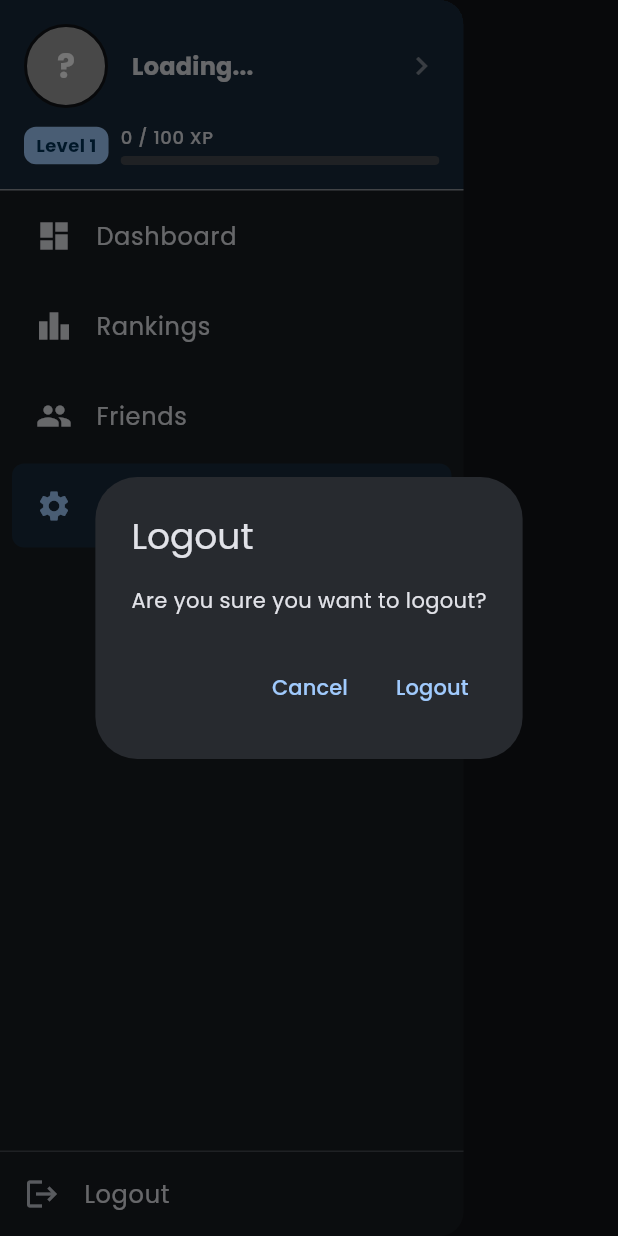
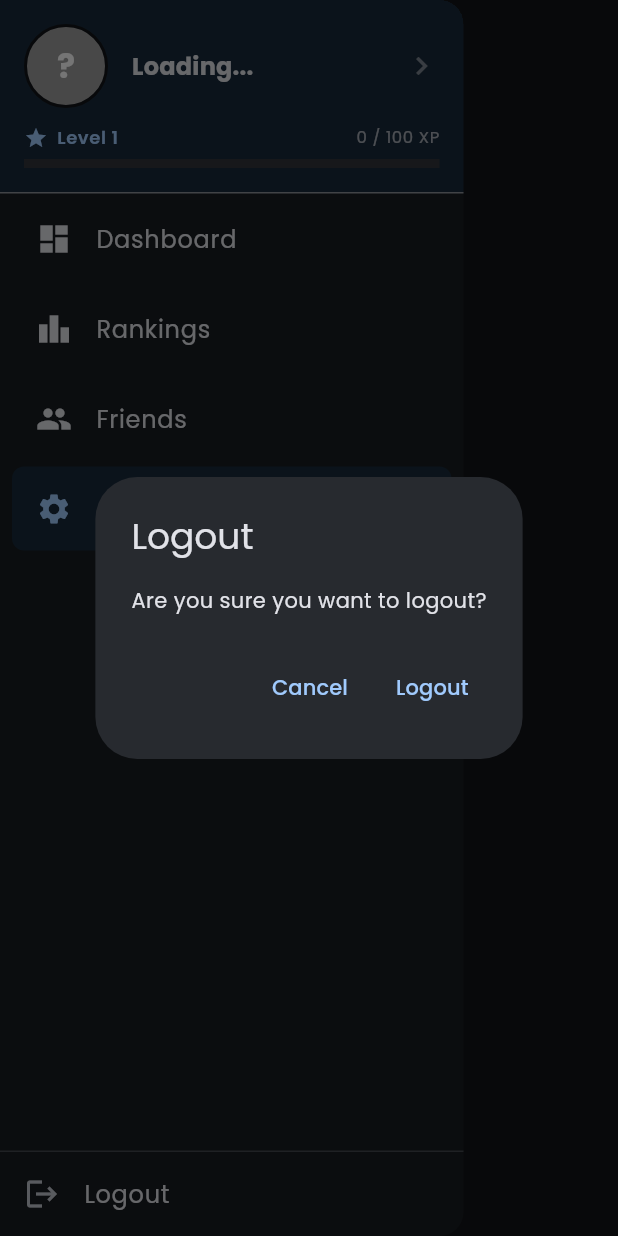
Before and after one commit to jetromero/TRIminder, a Flutter app: the _AppDrawer widget shown alone on an empty page, opened directly with empty values, after a tap on "Logout", on a phone screen of 412 x 824 dp. Run offline on Flutter 3.47's test engine with Material 3 defaults, Android fonts, the phone set to English and light mode, and no system bars; our stand-ins replace cached_network_image, device_info_plus, flutter_dotenv, image_picker, permission_handler, shared_preferences and 2 more; missing offline and left inert: flutter_background_service, flutter_background_service_android, screen_state; accounts and stored records are empty.

```diff
--- a/lib/screens/settings/settings_screen.dart
+++ b/lib/screens/settings/settings_screen.dart
@@ -741,20 +741,41 @@ class _AppDrawer extends StatelessWidget {
                     ],
                   ),
                 );
-
                 if (confirmed == true) {
+                  if (!context.mounted) return;
+                  showDialog(
+                    context: context,
+                    useRootNavigator: true,
+                    barrierDismissible: false,
+                    builder: (context) => const Center(
+                      child: CircularProgressIndicator(),
+                    ),
+                  );
                   try {
-                    await SupabaseService().signOut();
+                    await UserSessionManager().logoutCurrentUser();
                     if (context.mounted) {
+                      Navigator.of(context, rootNavigator: true).pop(); // close loading
                       Navigator.of(context).pushAndRemoveUntil(
-                        MaterialPageRoute(builder: (context) => const LoginScreen()),
-                        (Route<dynamic> route) => false,
+                        MaterialPageRoute(
+                          builder: (context) => const LoginScreen(),
+                        ),
+                        (route) => false,
                       );
                     }
                   } catch (e) {
                     if (context.mounted) {
+                      Navigator.of(context, rootNavigator: true).pop(); // close loading
                       ScaffoldMessenger.of(context).showSnackBar(
-                        SnackBar(content: Text('Logout failed: $e')),
+                        SnackBar(
+                          content: Text('Logout error: $e'),
+                          backgroundColor: Colors.red,
+                        ),
+                      );
+                      Navigator.of(context).pushAndRemoveUntil(
+                        MaterialPageRoute(
+                          builder: (context) => const LoginScreen(),
+                        ),
+                        (route) => false,
                       );
                     }
                   }
@@ -767,7 +788,8 @@ class _AppDrawer extends StatelessWidget {
     );
   }
 
-  /// Build profile header at top of drawer (matching home screen drawer)
+  /// Build profile header at top of drawer
+  /// Shows local profile immediately, then updates from cloud if avatar missing
   Widget _buildProfileHeader(BuildContext context) {
     return FutureBuilder<UserProfile?>(
       future: _loadCurrentUserProfileOptimized(),
@@ -856,51 +878,41 @@ class _AppDrawer extends StatelessWidget {
                   ],
                 ),
                 const SizedBox(height: 12),
-                // Level and XP progress
+                // XP Progress Bar
                 Row(
                   children: [
-                    Container(
-                      padding: const EdgeInsets.symmetric(horizontal: 8, vertical: 4),
-                      decoration: BoxDecoration(
+                    Icon(
+                      Icons.star,
+                      size: 16,
                       color: Theme.of(context).colorScheme.primary,
-                        borderRadius: BorderRadius.circular(8),
                     ),
-                      child: Text(
+                    const SizedBox(width: 6),
+                    Text(
                       'Level $currentLevel',
-                        style: TextStyle(
-                          color: Theme.of(context).colorScheme.onPrimary,
-                          fontWeight: FontWeight.bold,
+                      style: Theme.of(context).textTheme.bodySmall?.copyWith(
+                        color: Theme.of(context).colorScheme.primary,
+                        fontWeight: FontWeight.w600,
                         fontSize: 12,
                       ),
                     ),
-                    ),
-                    const SizedBox(width: 8),
-                    Expanded(
-                      child: Column(
-                        crossAxisAlignment: CrossAxisAlignment.start,
-                        children: [
+                    const Spacer(),
                     Text(
                       '$xpInCurrentLevel / $xpNeededForNextLevel XP',
                       style: Theme.of(context).textTheme.bodySmall?.copyWith(
-                              fontWeight: FontWeight.w500,
-                            ),
-                          ),
-                          const SizedBox(height: 4),
-                          ClipRRect(
-                            borderRadius: BorderRadius.circular(4),
-                            child: LinearProgressIndicator(
-                              value: currentProgress,
-                              minHeight: 6,
-                              backgroundColor: Theme.of(context).colorScheme.surfaceVariant,
-                              valueColor: AlwaysStoppedAnimation<Color>(
-                                Theme.of(context).colorScheme.primary,
-                              ),
+                        fontSize: 11,
+                        color: Theme.of(context).colorScheme.onSurface.withOpacity(0.7),
                       ),
                     ),
                   ],
                 ),
+                const SizedBox(height: 6),
+                LinearProgressIndicator(
+                  value: currentProgress,
+                  backgroundColor: Theme.of(context).colorScheme.surfaceContainerHighest,
+                  valueColor: AlwaysStoppedAnimation<Color>(
+                    Theme.of(context).colorScheme.primary,
                   ),
-                  ],
+                  minHeight: 6,
                 ),
               ],
             ),
```
Also changed, not shown: lib/screens/dashboard/home_screen.dart (+176 -60 lines). Lines whose indentation alone changed are shown as unchanged.
